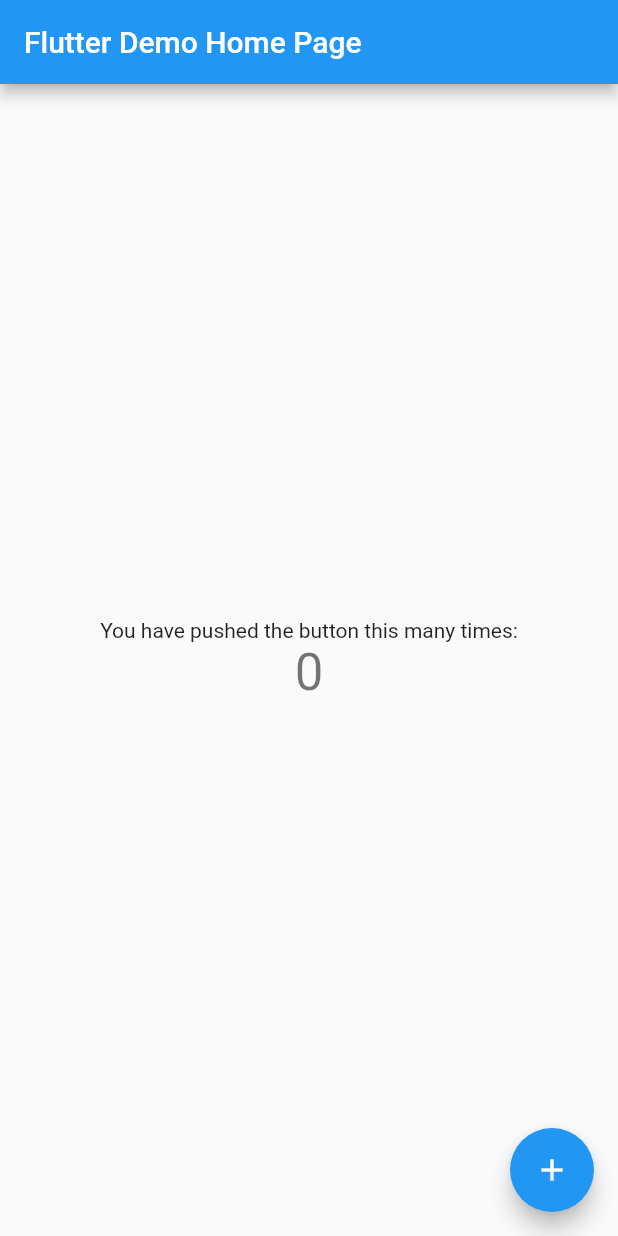
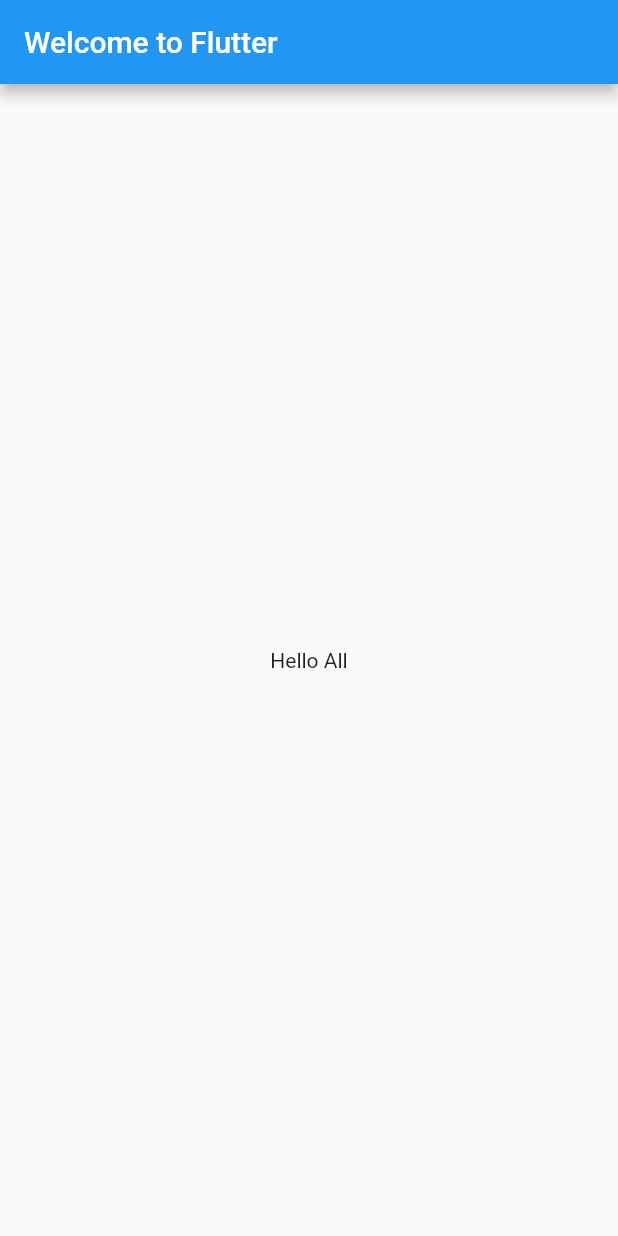
Before and after one commit to JonathanGiovanny/FlutterTest, a Flutter app: the screen it shows after launch, on a phone screen of 412 x 824 dp. Run offline on Flutter 3.47's test engine with Material 2 defaults, Android fonts, the phone set to English and light mode, and no system bars.

```diff
--- a/market_saver/lib/main.dart
+++ b/market_saver/lib/main.dart
@@ -1,111 +1,23 @@
 import 'package:flutter/material.dart';
 
-void main() => runApp(MyApp());
+void main() => runApp(MainApp());
 
-class MyApp extends StatelessWidget {
-  // This widget is the root of your application.
+class MainApp extends StatelessWidget {
+
+	MainApp();
+
 	@override
 	Widget build(BuildContext context) {
 		return MaterialApp(
-      title: 'Flutter Demo',
-      theme: ThemeData(
-        // This is the theme of your application.
-        //
-        // Try running your application with "flutter run". You'll see the
-        // application has a blue toolbar. Then, without quitting the app, try
-        // changing the primarySwatch below to Colors.green and then invoke
-        // "hot reload" (press "r" in the console where you ran "flutter run",
-        // or simply save your changes to "hot reload" in a Flutter IDE).
-        // Notice that the counter didn't reset back to zero; the application
-        // is not restarted.
-        primarySwatch: Colors.blue,
+			title: 'Welcome to Flutter',
+			home: Scaffold(
+				appBar: AppBar(
+					title: Text('Welcome to Flutter'),
 				),
-      home: MyHomePage(title: 'Flutter Demo Home Page'),
+				body: Center(
+					child: Text('Hello All'),
+				),
+			),
 		);
 	}
 }
-
-class MyHomePage extends StatefulWidget {
-  MyHomePage({Key key, this.title}) : super(key: key);
-
-  // This widget is the home page of your application. It is stateful, meaning
-  // that it has a State object (defined below) that contains fields that affect
-  // how it looks.
-
-  // This class is the configuration for the state. It holds the values (in this
-  // case the title) provided by the parent (in this case the App widget) and
-  // used by the build method of the State. Fields in a Widget subclass are
-  // always marked "final".
-
-  final String title;
-
-  @override
-  _MyHomePageState createState() => _MyHomePageState();
-}
-
-class _MyHomePageState extends State<MyHomePage> {
-  int _counter = 0;
-
-  void _incrementCounter() {
-    setState(() {
-      // This call to setState tells the Flutter framework that something has
-      // changed in this State, which causes it to rerun the build method below
-      // so that the display can reflect the updated values. If we changed
-      // _counter without calling setState(), then the build method would not be
-      // called again, and so nothing would appear to happen.
-      _counter--;
-    });
-  }
-
-  @override
-  Widget build(BuildContext context) {
-    // This method is rerun every time setState is called, for instance as done
-    // by the _incrementCounter method above.
-    //
-    // The Flutter framework has been optimized to make rerunning build methods
-    // fast, so that you can just rebuild anything that needs updating rather
-    // than having to individually change instances of widgets.
-    return Scaffold(
-      appBar: AppBar(
-        // Here we take the value from the MyHomePage object that was created by
-        // the App.build method, and use it to set our appbar title.
-        title: Text(widget.title),
-      ),
-      body: Center(
-        // Center is a layout widget. It takes a single child and positions it
-        // in the middle of the parent.
-        child: Column(
-          // Column is also layout widget. It takes a list of children and
-          // arranges them vertically. By default, it sizes itself to fit its
-          // children horizontally, and tries to be as tall as its parent.
-          //
-          // Invoke "debug painting" (press "p" in the console, choose the
-          // "Toggle Debug Paint" action from the Flutter Inspector in Android
-          // Studio, or the "Toggle Debug Paint" command in Visual Studio Code)
-          // to see the wireframe for each widget.
-          //
-          // Column has various properties to control how it sizes itself and
-          // how it positions its children. Here we use mainAxisAlignment to
-          // center the children vertically; the main axis here is the vertical
-          // axis because Columns are vertical (the cross axis would be
-          // horizontal).
-          mainAxisAlignment: MainAxisAlignment.center,
-          children: <Widget>[
-            Text(
-              'You have pushed the button this many times:',
-            ),
-            Text(
-              '$_counter',
-              style: Theme.of(context).textTheme.display1,
-            ),
-          ],
-        ),
-      ),
-      floatingActionButton: FloatingActionButton(
-        onPressed: _incrementCounter,
-        tooltip: 'Increment',
-        child: Icon(Icons.add),
-      ), // This trailing comma makes auto-formatting nicer for build methods.
-    );
-  }
-}
```
Also changed, not shown: market_saver/lib/gui/ProductManager.dart (added, +9 -0 lines), market_saver/lib/model/Product.dart (added, +15 -0 lines), market_saver/lib/redux/actionsProduct.dart (added, +13 -0 lines), market_saver/lib/redux/reducers.dart (added, +26 -0 lines), 2 other files. Lines whose indentation alone changed are shown as unchanged.
